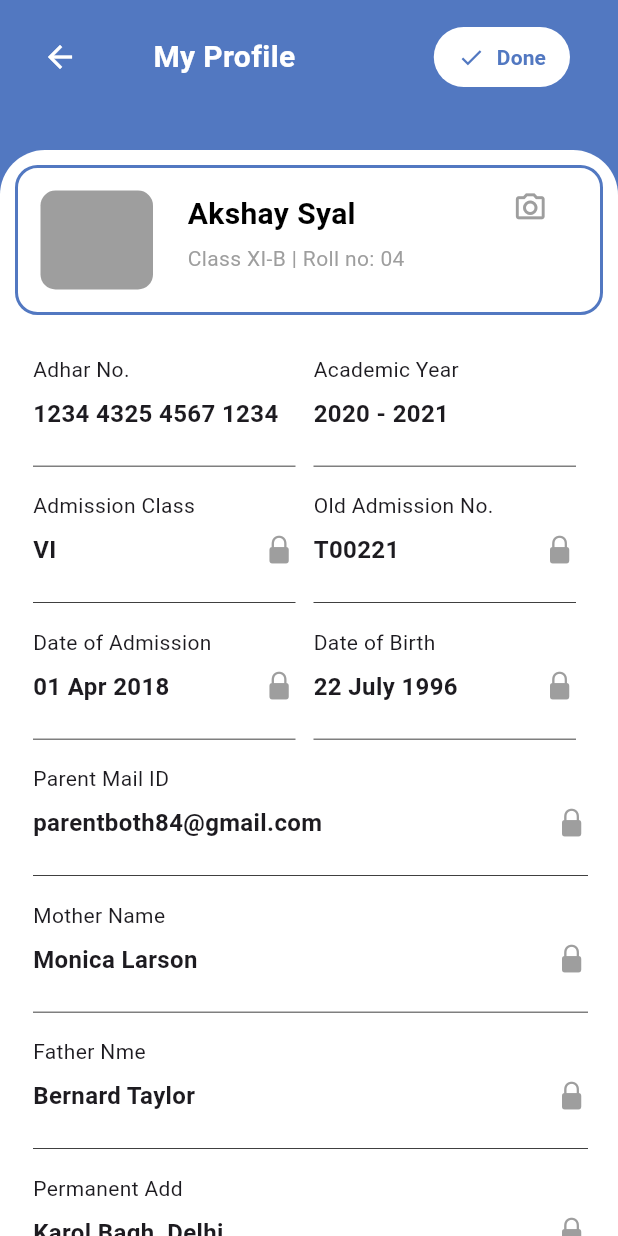
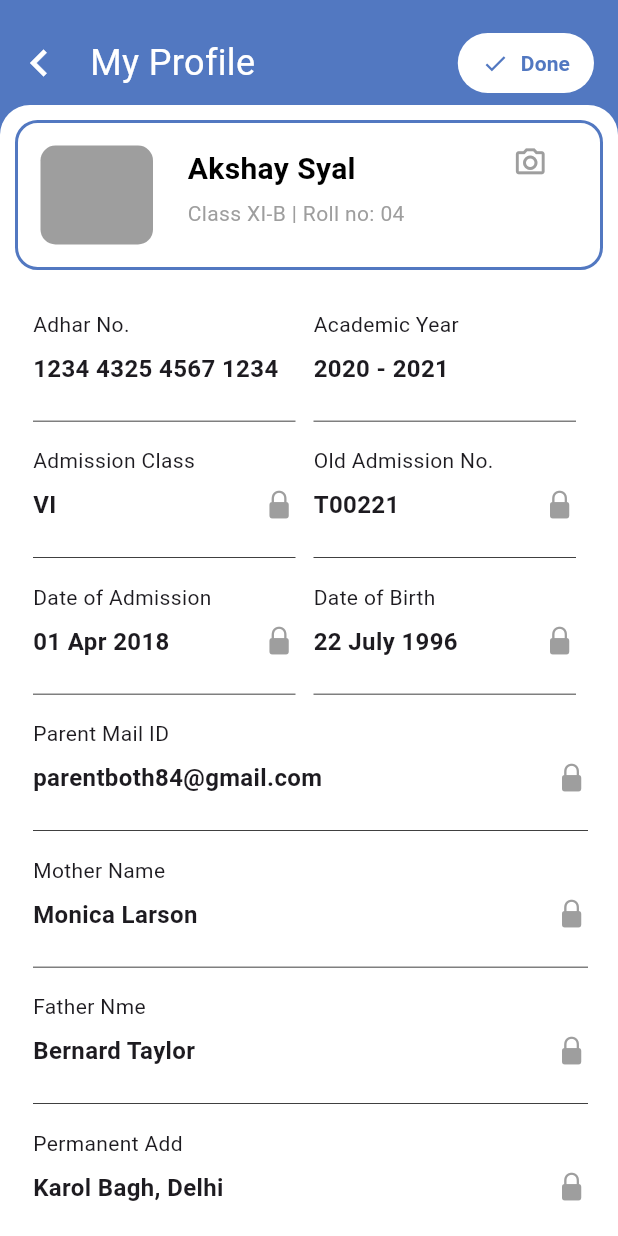
Before and after one commit to georgecabaccang/iskulapp-flutter, a Flutter app: the ProfilePage screen opened directly, after a tap on "Done", on a phone screen of 412 x 824 dp. Run offline on Flutter 3.47's test engine with Material 3 defaults, Android fonts, the phone set to English and light mode, and no system bars; our stand-ins replace dotted_line, flutter_bloc, flutter_dotenv, flutter_secure_storage, flutter_spinkit, freezed_annotation and 1 more; accounts and stored records are empty.

Commit message:
refractored animation in profile page

```diff
--- a/lib/pages/leave_application/leave_application_page.dart
+++ b/lib/pages/leave_application/leave_application_page.dart
@@ -1,8 +1,10 @@
 import 'package:flutter/material.dart';
 import 'package:school_erp/theme/colors.dart';
+import 'package:school_erp/pages/leave_application/widgets/leave_application_card.dart';
 import 'package:school_erp/pages/common_widgets/custom_app_bar.dart';
-import 'package:school_erp/pages/leave_application/widgets/leave_application_card.dart';
 import 'package:school_erp/pages/common_widgets/app_content.dart';
+
+
 
 class LeaveApplicationPage extends StatefulWidget {
   const LeaveApplicationPage({super.key});
--- a/lib/pages/profile/profile_page.dart
+++ b/lib/pages/profile/profile_page.dart
@@ -2,6 +2,8 @@ import 'package:flutter/cupertino.dart';
 import 'package:flutter/material.dart';
 import 'package:school_erp/pages/profile/formText.dart';
 import 'package:school_erp/theme/colors.dart';
+import 'package:school_erp/pages/common_widgets/custom_app_bar.dart';
+import 'package:school_erp/pages/common_widgets/app_content.dart';
 
 class FormTextData {
   final String label;
@@ -17,16 +19,6 @@ class MyIcons {
       IconData(0xef1e, fontFamily: 'MaterialIcons');
 }
 
-class AnimationState {
-  bool animate = false;
-  bool isBackNavigation = false;
-
-  AnimationState({
-    this.animate = false,
-    this.isBackNavigation = false,
-  });
-}
-
 class ProfilePage extends StatefulWidget {
   const ProfilePage({super.key});
 
@@ -35,119 +27,15 @@ class ProfilePage extends StatefulWidget {
 }
 
 class _ProfilePageState extends State<ProfilePage> {
-  late AnimationState animationState;
-
-  @override
-  void initState() {
-    super.initState();
-    animationState = AnimationState();
-    _startAnimation();
-  }
-
-  void _startAnimation() {
-    Future.delayed(const Duration(milliseconds: 300), () {
-      setState(() {
-        animationState.animate = true;
-      });
-    });
-  }
-
   @override
   Widget build(BuildContext context) {
     return Scaffold(
       backgroundColor: AppColors.primaryColor,
-      body: Stack(
+      body: Column(
         children: [
-          // Blue background color
-          Container(
-            color: AppColors.primaryColor,
-          ),
-          // Animated white box
-          AnimatedPositioned(
-            duration: const Duration(milliseconds: 1000),
-            curve: Curves.easeInOut,
-            top: animationState.isBackNavigation
-                ? 420.5
-                : (animationState.animate ? 100.0 : 380.0),
-            left: 0,
-            right: 0,
-            bottom: 0,
-            child: Container(
-              decoration: const BoxDecoration(
-                color: AppColors.whiteColor,
-                borderRadius: BorderRadius.only(
-                  topLeft: Radius.circular(30.0),
-                  topRight: Radius.circular(30.0),
-                ),
-              ),
-              child: SingleChildScrollView(
-                child: Column(
-                  crossAxisAlignment: CrossAxisAlignment.start,
-                  mainAxisAlignment: MainAxisAlignment.start,
-                  children: [
-                    AnimatedOpacity(
-                      opacity: animationState.isBackNavigation
-                          ? 0.0
-                          : (animationState.animate ? 1.0 : 0.0),
-                      duration: const Duration(milliseconds: 500),
-                      child: profileCard(),
-                    ),
-                    AnimatedOpacity(
-                      opacity: animationState.isBackNavigation
-                          ? 0.0
-                          : (animationState.animate ? 1.0 : 0.0),
-                      duration: const Duration(milliseconds: 500),
-                      child: profileForm(),
-                    ),
-                  ],
-                ),
-              ),
-            ),
-          ),
-          // Fading AppBar
-          _buildFadingAppBar(context),
-        ],
-      ),
-    );
-  }
-
-  Widget _buildFadingAppBar(BuildContext context) {
-    return SafeArea(
-      child: Padding(
-        padding: const EdgeInsets.fromLTRB(16.0, 14.0, 16.0, 0.0),
-        child: Column(
-          children: [
-            AnimatedOpacity(
-              duration: const Duration(milliseconds: 500),
-              opacity: animationState.isBackNavigation
-                  ? 0.0
-                  : (animationState.animate ? 1.0 : 0.0),
-              child: Row(
-                children: [
-                  IconButton(
-                    icon: const Icon(Icons.arrow_back, color: AppColors.whiteColor),
-                    onPressed: () {
-                      setState(() {
-                        animationState.isBackNavigation = true;
-                      });
-                      Future.delayed(const Duration(milliseconds: 800), () {
-                        Navigator.pop(context);
-                      });
-                    },
-                  ),
-                  const Spacer(),
-                  const Text(
-                    "My Profile",
-                    style: TextStyle(
-                      color: AppColors.whiteColor,
-                      fontSize: 20.0,
-                      fontWeight: FontWeight.bold,
-                    ),
-                  ),
-                  const Spacer(flex: 2),
-                  Container(
-                    margin: const EdgeInsets.symmetric(horizontal: 16.0),
-                    child: TextButton.icon(
+          CustomAppBar(
+            title: 'My Profile',
+            trailingWidget: TextButton.icon(
               onPressed: () {
                 print('Done button pressed');
               },
@@ -167,19 +55,28 @@ class _ProfilePageState extends State<ProfilePage> {
                 shape: RoundedRectangleBorder(
                   borderRadius: BorderRadius.circular(20.0),
                 ),
-                        padding: const EdgeInsets.symmetric(
-                            horizontal: 16.0, vertical: 8.0),
+                padding:
+                    const EdgeInsets.symmetric(horizontal: 16.0, vertical: 8.0),
               ),
             ),
           ),
+          AppContent(
+            content: [
+              Column(
+                crossAxisAlignment: CrossAxisAlignment.start,
+                mainAxisAlignment: MainAxisAlignment.start,
+                children: [
+                  profileCard(),
+                  SingleChildScrollView(child: profileForm())
                 ],
-              ),
+              )
+            ],
           ),
         ],
       ),
-      ),
     );
   }
+
 
   Widget profileCard() {
     return Row(
@@ -191,7 +88,7 @@ class _ProfilePageState extends State<ProfilePage> {
               height: 100.0,
               decoration: BoxDecoration(
                 borderRadius: const BorderRadius.all(Radius.circular(15)),
-                border: Border.all(color:AppColors.primaryColor, width: 2.0),
+                border: Border.all(color: AppColors.primaryColor, width: 2.0),
               ),
               child: Row(
                 mainAxisAlignment: MainAxisAlignment.start,
```
Lines whose indentation alone changed are shown as unchanged.
